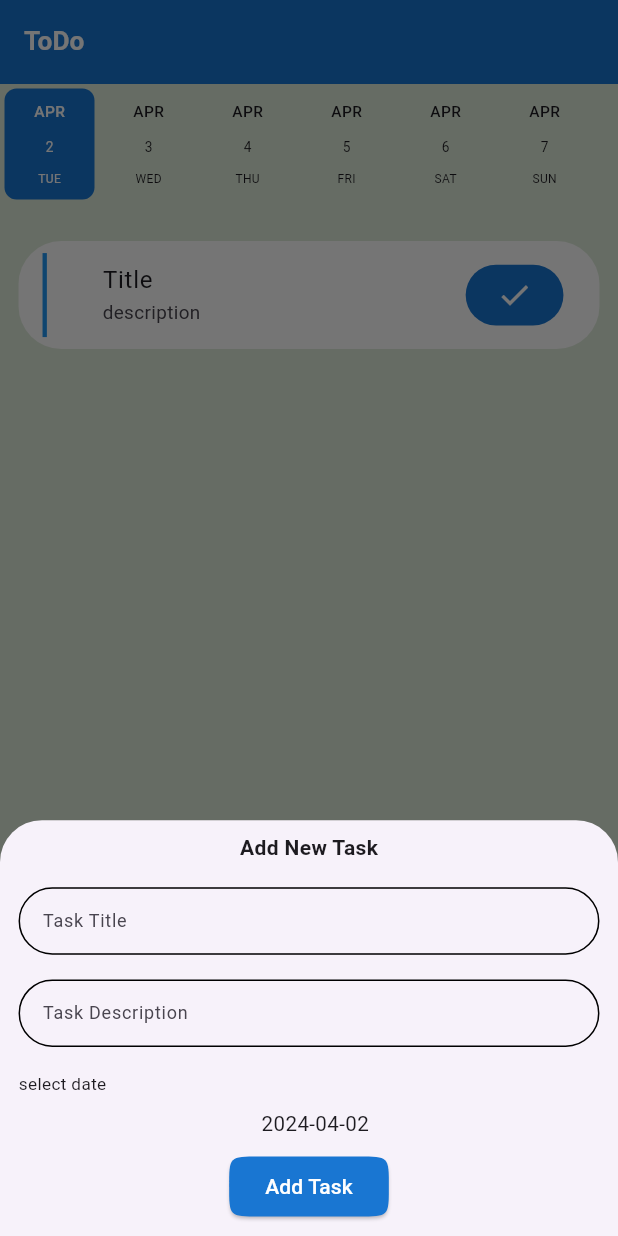
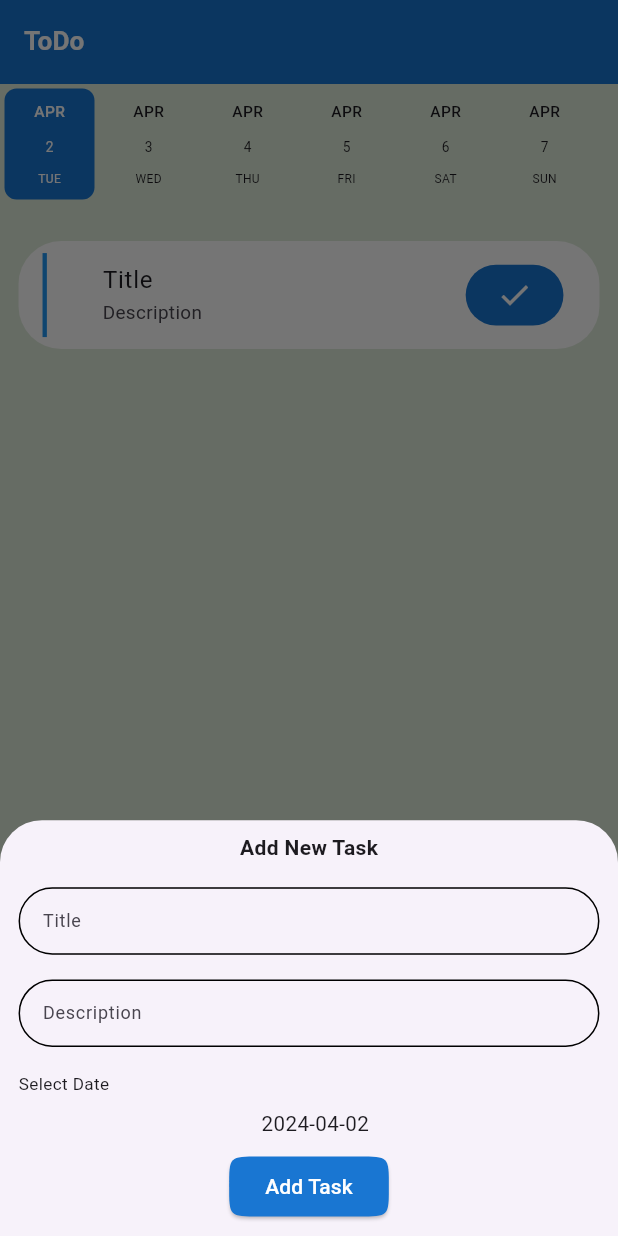
Before and after one commit to pgd8/todo_app, a Flutter app: the screen it shows after launch, after a tap on the "add" icon, on a phone screen of 412 x 824 dp. Run offline on Flutter 3.47's test engine with Material 3 defaults, Android fonts, the phone set to English and light mode, and no system bars; drawn by our look-alikes of date_picker_timeline, flutter_slidable; our stand-ins replace firebase_core, flutter_screenutil; accounts and stored records are empty; generated files the repository leaves out were written again.

```diff
--- a/lib/Screens/home_screen.dart
+++ b/lib/Screens/home_screen.dart
@@ -22,7 +22,7 @@ class _HomeScreenState extends State<HomeScreen> {
     ScreenUtil.init(context, designSize: const Size(360, 690));
     return Scaffold(
       appBar: AppBar(
-        title: const Text('ToDo'),
+        title: const Text('ToDo',textDirection: TextDirection.ltr,),
       ),
       bottomNavigationBar: BottomAppBar(
         notchMargin: 0.01.sh,
--- a/lib/Shared_Components/add_task_form.dart
+++ b/lib/Shared_Components/add_task_form.dart
@@ -2,6 +2,7 @@
 import 'package:flutter/material.dart';
 import 'package:flutter_screenutil/flutter_screenutil.dart';
 import 'package:todo/Shared_Components/field_label.dart';
+import 'package:flutter_gen/gen_l10n/app_localizations.dart';
 
 class AddTaskForm extends StatefulWidget {
   @override
@@ -31,9 +32,9 @@ class _AddTaskFormState extends State<AddTaskForm> {
             Container(
               margin:
                   EdgeInsets.symmetric(horizontal: 0.01.sw, vertical: 0.01.sh),
-              child: const Text(
-                'Add New Task',
-                style: TextStyle(fontWeight: FontWeight.bold),
+              child: Text(
+                AppLocalizations.of(context)!.addNewTask,
+                style: const TextStyle(fontWeight: FontWeight.bold),
               ),
             ),
             Container(
@@ -51,10 +52,10 @@ class _AddTaskFormState extends State<AddTaskForm> {
                 decoration: InputDecoration(
                     isDense: true,
                     errorStyle: TextStyle(fontSize: 11.sp),
-                    label: FieldLabel('Task Title'),
+                    label: FieldLabel(AppLocalizations.of(context)!.title),
                     errorBorder: OutlineInputBorder(
                         borderRadius: BorderRadius.circular(20.r),
-                        borderSide: BorderSide(color: Colors.red)),
+                        borderSide: const BorderSide(color: Colors.red)),
                     enabledBorder: OutlineInputBorder(
                       borderRadius: BorderRadius.circular(20.r),
                     )),
@@ -75,10 +76,11 @@ class _AddTaskFormState extends State<AddTaskForm> {
                 decoration: InputDecoration(
                     errorStyle: TextStyle(fontSize: 10.sp),
                     isDense: true,
-                    label: FieldLabel('Task Description'),
+                    label:
+                        FieldLabel(AppLocalizations.of(context)!.description),
                     errorBorder: OutlineInputBorder(
                         borderRadius: BorderRadius.circular(20.r),
-                        borderSide: BorderSide(color: Colors.red)),
+                        borderSide: const BorderSide(color: Colors.red)),
                     enabledBorder: OutlineInputBorder(
                       borderRadius: BorderRadius.circular(20.r),
                     )),
@@ -88,7 +90,7 @@ class _AddTaskFormState extends State<AddTaskForm> {
               margin: EdgeInsets.only(top: 0.01.sh, left: 0.03.sw),
               alignment: Alignment.centerLeft,
               child: Text(
-                'select date',
+                AppLocalizations.of(context)!.selectDate,
                 style: TextStyle(fontSize: 10.sp),
               ),
             ),
@@ -111,9 +113,9 @@ class _AddTaskFormState extends State<AddTaskForm> {
                   onPressed: () {
                     if (formKey.currentState!.validate()) {}
                   },
-                  child: const Text(
-                    'Add Task',
-                    style: TextStyle(color: Colors.white),
+                  child: Text(
+                    AppLocalizations.of(context)!.addTask,
+                    style: const TextStyle(color: Colors.white),
                   )),
             ),
           ],
@@ -132,9 +134,7 @@ class _AddTaskFormState extends State<AddTaskForm> {
     );
     if (chosenDate != null) {
       selectedDate = chosenDate;
-      setState(() {
-
-      });
+      setState(() {});
     }
   }
 }
--- a/lib/Tabs/tasks_tab.dart
+++ b/lib/Tabs/tasks_tab.dart
@@ -4,16 +4,21 @@ import 'package:flutter/material.dart';
 import 'package:date_picker_timeline/date_picker_timeline.dart';
 import 'package:flutter_screenutil/flutter_screenutil.dart';
 import 'package:flutter_slidable/flutter_slidable.dart';
+import 'package:flutter_gen/gen_l10n/app_localizations.dart';
+import 'package:provider/provider.dart';
+import 'package:todo/Providers/my_provider.dart';
 
 class TasksTab extends StatelessWidget {
-  var selectedDate = DateTime.now();
+  final selectedDate = DateTime.now();
 
   @override
   Widget build(BuildContext context) {
     ScreenUtil.init(context, designSize: const Size(360, 690));
+    var provider = Provider.of<MyProvider>(context);
     return Column(
       children: [
         DatePicker(
+          locale: provider.languageCode,
           DateTime.now(),
           initialSelectedDate: DateTime.now(),
           dateTextStyle: TextStyle(
@@ -35,12 +40,12 @@ class TasksTab extends StatelessWidget {
           decoration: BoxDecoration(
               color: Colors.white, borderRadius: BorderRadius.circular(25.r)),
           child: Slidable(
-            startActionPane: ActionPane(motion: DrawerMotion(), children: [
+            startActionPane: ActionPane(motion: const DrawerMotion(), children: [
               SlidableAction(
                 backgroundColor: Colors.red,
                 icon: Icons.delete,
                 onPressed: (context) {},
-                label: "Delete",
+                label: AppLocalizations.of(context)!.delete,
                 borderRadius: BorderRadius.only(
                     bottomLeft: Radius.circular(25.r),
                     topLeft: Radius.circular(25.r)),
@@ -49,28 +54,28 @@ class TasksTab extends StatelessWidget {
                 onPressed: (context) {},
                 icon: Icons.edit,
                 backgroundColor: Colors.blue.shade700,
-                label: "Edit",
+                label: AppLocalizations.of(context)!.edit,
               ),
             ]),
             child: ListTile(
               title: Text(
-                "Title",
+                AppLocalizations.of(context)!.title,
                 style: TextStyle(fontSize: 14.sp),
               ),
               trailing: Container(
                 padding: EdgeInsets.symmetric(
                     horizontal: 0.05.sw, vertical: 0.01.sh),
-                child: Icon(
-                  Icons.done,
-                  color: Colors.white,
-                ),
                 decoration: BoxDecoration(
                     color: Colors.blue.shade700,
                     shape: BoxShape.rectangle,
                     borderRadius: BorderRadius.circular(18.r)),
+                child: const Icon(
+                  Icons.done,
+                  color: Colors.white,
+                ),
               ),
               subtitle: Text(
-                "description",
+                AppLocalizations.of(context)!.description,
                 style: TextStyle(fontSize: 11.sp),
               ),
               leading: Container(
--- a/lib/l10N/app_ar.arb
+++ b/lib/l10N/app_ar.arb
@@ -4,12 +4,12 @@
   "add" : "إضافة",
   "edit" : "تعديل",
   "delete" : "حذف",
-  "addTask" : "إضافة مهمة جديدة",
+  "addNewTask" : "إضافة مهمة جديدة",
   "tasks" : "المهام",
   "settings" : "الإعدادات",
   "title" : "العنوان",
   "description" : "الوصف",
   "selectDate": "إختر التاريخ",
-  "assTask" : "إضافة المهمة"
+  "addTask" : "إضافة المهمة"
 
 }
--- a/lib/l10N/app_en.arb
+++ b/lib/l10N/app_en.arb
@@ -4,12 +4,12 @@
   "add" : "Add",
   "edit" : "Edit",
   "delete" : "Delete",
-  "addTask" : "Add New Task",
+  "addNewTask" : "Add New Task",
   "tasks" : "Tasks",
   "settings" : "Settings",
   "title" : "Title",
   "description" : "Description",
   "selectDate": "Select Date",
-  "assTask" : "Add Task"
+  "addTask" : "Add Task"
 
 }
```
